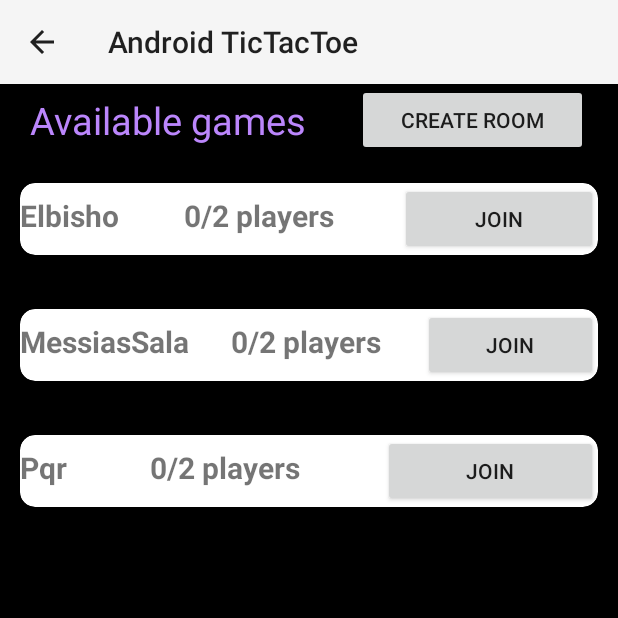
After one commit to jucarmonam/AndroidUN, an Android app: the MultiplayerActivity screen opened directly, with no data from a screen before it, on a phone screen of 412 x 824 dp, the top half of it. The commit adds this screen. Run offline under Robolectric (Android 15) with nearby library versions, the phone set to English and light mode, and no system bars; our stand-ins replace Firebase (no records; nobody signed in at launch, a user with empty details on screens opened directly).

Commit message:
Avance tictactoe online

```diff
--- a/TicTacToe/app/build.gradle
+++ b/TicTacToe/app/build.gradle
@@ -1,6 +1,7 @@
 plugins {
     id 'com.android.application'
     id 'org.jetbrains.kotlin.android'
+    id 'com.google.gms.google-services'
 }
 
 android {
@@ -32,12 +33,14 @@ android {
 }
 
 dependencies {
-
+    implementation platform('com.google.firebase:firebase-bom:30.4.0')
     implementation 'androidx.core:core-ktx:1.7.0'
     implementation 'androidx.appcompat:appcompat:1.5.0'
     implementation 'com.google.android.material:material:1.6.1'
     implementation 'androidx.constraintlayout:constraintlayout:2.1.4'
     testImplementation 'junit:junit:4.13.2'
+    implementation 'com.google.firebase:firebase-database-ktx'
+    implementation 'com.google.firebase:firebase-analytics-ktx'
     androidTestImplementation 'androidx.test.ext:junit:1.1.3'
     androidTestImplementation 'androidx.test.espresso:espresso-core:3.4.0'
 }
--- a/TicTacToe/app/src/main/AndroidManifest.xml
+++ b/TicTacToe/app/src/main/AndroidManifest.xml
@@ -13,6 +13,10 @@
         android:supportsRtl="true"
         android:theme="@style/Theme.AndroidTicTacToe" >
         tools:targetApi="31">
+
+        <activity
+            android:name=".MultiplayerActivity"
+            android:parentActivityName=".AndroidTicTacToeActivity" />
         <activity
             android:name=".AndroidTicTacToeActivity"
             android:exported="true">
--- /dev/null
+++ b/TicTacToe/app/src/main/java/com/example/tictactoe/MultiplayerActivity.kt
@@ -0,0 +1,77 @@
+package com.example.tictactoe
+
+import android.content.Intent
+import android.os.Bundle
+import android.widget.Button
+import android.widget.EditText
+import android.widget.Toast
+import androidx.appcompat.app.AlertDialog
+import androidx.appcompat.app.AppCompatActivity
+import androidx.recyclerview.widget.RecyclerView
+import com.example.tictactoe.adapter.ItemAdapter
+import com.example.tictactoe.database.Room
+import com.google.firebase.database.DatabaseReference
+import com.google.firebase.database.FirebaseDatabase
+import com.google.firebase.database.ktx.database
+import com.google.firebase.ktx.Firebase
+
+class MultiplayerActivity : AppCompatActivity() {
+
+    private lateinit var database : DatabaseReference
+
+    override fun onCreate(savedInstanceState: Bundle?) {
+        super.onCreate(savedInstanceState)
+        setContentView(R.layout.activity_multiplayer)
+
+        /*
+        // Read from the database
+        myRef.addValueEventListener(object : ValueEventListener {
+            override fun onDataChange(dataSnapshot: DataSnapshot) {
+                // This method is called once with the initial value and again
+                // whenever data at this location is updated.
+                val value = dataSnapshot.getValue<String>()
+                Log.d(TAG, "Value is: $value")
+            }
+
+            override fun onCancelled(error: DatabaseError) {
+                // Failed to read value
+                Log.w(TAG, "Failed to read value.", error.toException())
+            }
+        })
+         */
+
+        database = Firebase.database.reference
+
+        val myDataset = listOf("Elbisho", "MessiasSala", "Pqr")
+
+        val recyclerView = findViewById<RecyclerView>(R.id.recycler_view)
+        recyclerView.adapter = ItemAdapter(this, myDataset)
+        recyclerView.setHasFixedSize(true)
+
+        val newGameButton: Button = findViewById(R.id.new_room)
+        newGameButton.setOnClickListener{
+            createGame()
+        }
+    }
+
+    private fun createGame(){
+        val builder = AlertDialog.Builder(this)
+        val inflater = layoutInflater
+        builder.setTitle("Set a room name")
+        val dialogLayout = inflater.inflate(R.layout.alert_dialog_with_edittext, null)
+        val editText  = dialogLayout.findViewById<EditText>(R.id.editText)
+        builder.setView(dialogLayout)
+        builder.setPositiveButton("OK") { _, _ ->
+            val roomName = editText.text.toString()
+            val room = Room(roomName,1)
+            database.child("rooms").child(roomName).setValue(room).addOnSuccessListener {
+                val intent = Intent(this, OnlineGameActivity::class.java)
+                startActivity(intent)
+            }.addOnFailureListener {
+                Toast.makeText(this,"Failed",Toast.LENGTH_SHORT).show()
+            }
+        }
+        builder.setNegativeButton("Cancel") { _, _ -> }
+        builder.show()
+    }
+}
--- /dev/null
+++ b/TicTacToe/app/src/main/java/com/example/tictactoe/adapter/ItemAdapter.kt
@@ -0,0 +1,51 @@
+package com.example.tictactoe.adapter
+
+import android.content.Context
+import android.view.LayoutInflater
+import android.view.View
+import android.view.ViewGroup
+import android.widget.Button
+import android.widget.TextView
+import androidx.recyclerview.widget.RecyclerView
+import com.example.tictactoe.R
+
+class ItemAdapter(private val context: Context, private val dataset: List<String>) : RecyclerView.Adapter<ItemAdapter.ItemViewHolder>() {
+
+    // Provide a reference to the views for each data item
+    // Complex data items may need more than one view per item, and
+    // you provide access to all the views for a data item in a view holder.
+    // Each data item is just an Affirmation object.
+    class ItemViewHolder(private val view: View) : RecyclerView.ViewHolder(view){
+        val room: TextView = view.findViewById(R.id.room_name)
+        val players: TextView = view.findViewById(R.id.players_count)
+        val joinButton: Button = view.findViewById(R.id.join_button)
+    }
+
+    /**
+     * Create new views (invoked by the layout manager)
+     */
+    override fun onCreateViewHolder(parent: ViewGroup, viewType: Int): ItemViewHolder {
+        // create a new view
+        val adapterLayout = LayoutInflater.from(parent.context)
+            .inflate(R.layout.list_item, parent, false)
+
+        return ItemViewHolder(adapterLayout)
+    }
+
+    /**
+     * Replace the contents of a view (invoked by the layout manager)
+     */
+    override fun onBindViewHolder(holder: ItemViewHolder, position: Int) {
+        val item = dataset[position]
+        holder.room.text = item
+    }
+
+    /**
+     * Return the size of your dataset (invoked by the layout manager)
+     * lo mismo que escribir esto
+    override fun getItemCount(): Int {
+    return dataset.size
+    }
+     */
+    override fun getItemCount() = dataset.size
+}
--- /dev/null
+++ b/TicTacToe/app/src/main/java/com/example/tictactoe/database/Room.kt
@@ -0,0 +1,5 @@
+package com.example.tictactoe.database
+
+data class Room(val name: String? = null, val players: Int? = null){
+
+}
--- /dev/null
+++ b/TicTacToe/app/src/main/res/drawable/players.xml
@@ -0,0 +1,5 @@
+<vector android:height="24dp" android:tint="#000000"
+    android:viewportHeight="24" android:viewportWidth="24"
+    android:width="24dp" xmlns:android="http://schemas.android.com/apk/res/android">
+    <path android:fillColor="@android:color/white" android:pathData="M16,11c1.66,0 2.99,-1.34 2.99,-3S17.66,5 16,5c-1.66,0 -3,1.34 -3,3s1.34,3 3,3zM8,11c1.66,0 2.99,-1.34 2.99,-3S9.66,5 8,5C6.34,5 5,6.34 5,8s1.34,3 3,3zM8,13c-2.33,0 -7,1.17 -7,3.5L1,19h14v-2.5c0,-2.33 -4.67,-3.5 -7,-3.5zM16,13c-0.29,0 -0.62,0.02 -0.97,0.05 1.16,0.84 1.97,1.97 1.97,3.45L17,19h6v-2.5c0,-2.33 -4.67,-3.5 -7,-3.5z"/>
+</vector>
--- /dev/null
+++ b/TicTacToe/app/src/main/res/layout/activity_multiplayer.xml
@@ -0,0 +1,40 @@
+<?xml version="1.0" encoding="utf-8"?>
+<LinearLayout xmlns:android="http://schemas.android.com/apk/res/android"
+    android:orientation="vertical"
+    xmlns:app="http://schemas.android.com/apk/res-auto"
+    android:layout_width="match_parent"
+    android:layout_height="match_parent"
+    android:background="@color/black">
+
+    <LinearLayout
+        android:layout_width="match_parent"
+        android:layout_height="wrap_content"
+        android:orientation="horizontal"
+        android:gravity="center"
+        android:layout_marginHorizontal="20dp">
+
+        <TextView
+            android:id="@+id/title"
+            android:layout_width="wrap_content"
+            android:layout_height="wrap_content"
+            android:text="Available games"
+            android:textSize="25sp"
+            android:textColor="@color/purple_200"
+            android:layout_weight="1"/>
+
+        <Button
+            android:id="@+id/new_room"
+            android:layout_width="wrap_content"
+            android:layout_height="wrap_content"
+            android:layout_weight="1"
+            android:text="Create room" />
+
+    </LinearLayout>
+
+    <androidx.recyclerview.widget.RecyclerView
+        android:id="@+id/recycler_view"
+        android:layout_width="match_parent"
+        android:layout_height="match_parent"
+        android:scrollbars="vertical"
+        app:layoutManager="LinearLayoutManager" />
+</LinearLayout>
--- /dev/null
+++ b/TicTacToe/app/src/main/res/layout/list_item.xml
@@ -0,0 +1,40 @@
+<?xml version="1.0" encoding="utf-8"?>
+<androidx.cardview.widget.CardView xmlns:android="http://schemas.android.com/apk/res/android"
+    xmlns:card_view="http://schemas.android.com/apk/res-auto"
+    android:layout_width="match_parent"
+    android:layout_height="wrap_content"
+    card_view:cardBackgroundColor="@color/white"
+    card_view:cardCornerRadius="10dp"
+    card_view:cardElevation="10dp"
+    card_view:cardUseCompatPadding="true">
+
+    <LinearLayout
+        android:layout_width="match_parent"
+        android:layout_height="wrap_content"
+        android:orientation="horizontal">
+        <TextView
+            android:id="@+id/room_name"
+            android:layout_width="wrap_content"
+            android:layout_height="wrap_content"
+            android:text="room name"
+            android:textSize="20sp"
+            android:textStyle="bold"
+            android:layout_weight="1" />
+
+        <TextView
+            android:id="@+id/players_count"
+            android:layout_width="wrap_content"
+            android:layout_height="wrap_content"
+            android:text="0/2 players"
+            android:textSize="20sp"
+            android:textStyle="bold"
+            android:layout_weight="1" />
+
+        <Button
+            android:id="@+id/join_button"
+            android:layout_width="wrap_content"
+            android:layout_height="wrap_content"
+            android:text="Join"
+            android:layout_weight="1"/>
+    </LinearLayout>
+</androidx.cardview.widget.CardView>
```
Also changed, not shown: TicTacToe/app/src/main/java/com/example/tictactoe/AndroidTicTacToeActivity.kt (+6 -2 lines), TicTacToe/app/src/main/java/com/example/tictactoe/OnlineGameActivity.kt (added, +135 -0 lines), TicTacToe/app/src/main/res/layout/activity_online_game.xml (added, +59 -0 lines), TicTacToe/app/src/main/res/layout/alert_dialog_with_edittext.xml (added, +13 -0 lines), TicTacToe/app/src/main/res/menu/options_menu.xml (+5 -2 lines), TicTacToe/build.gradle (+7 -1 lines), 1 other file.
